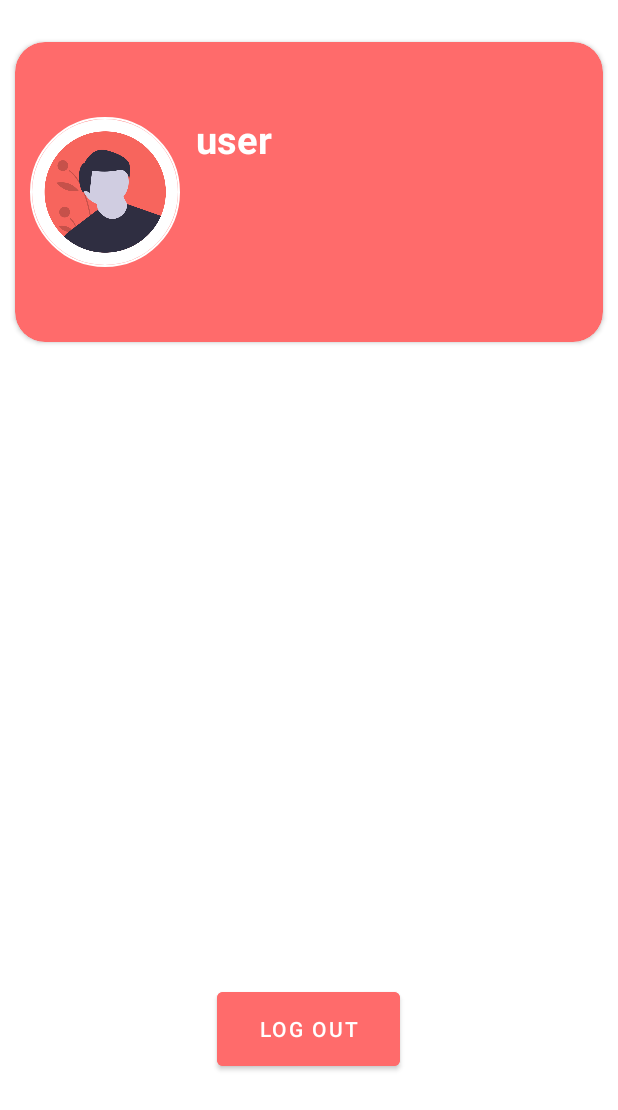
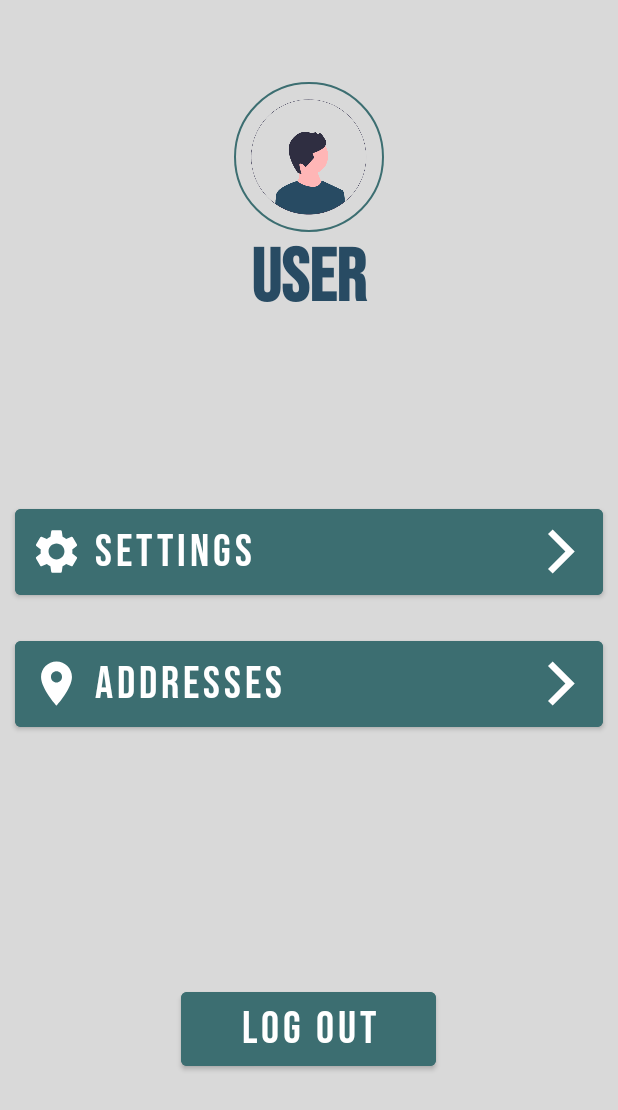
Before and after one commit to Omgandhi18/OnlineDelivery, an Android app: the screen it shows after launch once a user with an empty profile is signed in (HomePage), on a phone screen of 412 x 824 dp. Shown: the top 1110 px of the screen. Run offline under Robolectric (Android 15) with nearby library versions, the phone set to English and light mode, and no system bars; our stand-ins replace CircleImageView, Firebase (no records; nobody signed in at launch, a user with empty details on screens opened directly), Picasso.

Commit message:
UI changes

```diff
--- a/app/src/main/res/drawable-v24/ic_baseline_location_on_24.xml
+++ b/app/src/main/res/drawable-v24/ic_baseline_location_on_24.xml
@@ -1,5 +1,5 @@
-<vector android:height="24dp" android:tint="#FF5E5E"
+<vector android:height="35dp" android:tint="#FF5E5E"
     android:viewportHeight="24" android:viewportWidth="24"
-    android:width="24dp" xmlns:android="http://schemas.android.com/apk/res/android">
+    android:width="35dp" xmlns:android="http://schemas.android.com/apk/res/android">
     <path android:fillColor="@android:color/white" android:pathData="M12,2C8.13,2 5,5.13 5,9c0,5.25 7,13 7,13s7,-7.75 7,-13c0,-3.87 -3.13,-7 -7,-7zM12,11.5c-1.38,0 -2.5,-1.12 -2.5,-2.5s1.12,-2.5 2.5,-2.5 2.5,1.12 2.5,2.5 -1.12,2.5 -2.5,2.5z"/>
 </vector>
--- /dev/null
+++ b/app/src/main/res/drawable/ic_baseline_arrow_forward_ios_24.xml
@@ -0,0 +1,5 @@
+<vector android:height="35dp" android:tint="#FFFFFF"
+    android:viewportHeight="24" android:viewportWidth="24"
+    android:width="35dp" xmlns:android="http://schemas.android.com/apk/res/android">
+    <path android:fillColor="@android:color/white" android:pathData="M5.88,4.12L13.76,12l-7.88,7.88L8,22l10,-10L8,2z"/>
+</vector>
--- /dev/null
+++ b/app/src/main/res/drawable/ic_baseline_settings_24.xml
@@ -0,0 +1,5 @@
+<vector android:height="35dp" android:tint="#FFFFFF"
+    android:viewportHeight="24" android:viewportWidth="24"
+    android:width="35dp" xmlns:android="http://schemas.android.com/apk/res/android">
+    <path android:fillColor="@android:color/white" android:pathData="M19.14,12.94c0.04,-0.3 0.06,-0.61 0.06,-0.94c0,-0.32 -0.02,-0.64 -0.07,-0.94l2.03,-1.58c0.18,-0.14 0.23,-0.41 0.12,-0.61l-1.92,-3.32c-0.12,-0.22 -0.37,-0.29 -0.59,-0.22l-2.39,0.96c-0.5,-0.38 -1.03,-0.7 -1.62,-0.94L14.4,2.81c-0.04,-0.24 -0.24,-0.41 -0.48,-0.41h-3.84c-0.24,0 -0.43,0.17 -0.47,0.41L9.25,5.35C8.66,5.59 8.12,5.92 7.63,6.29L5.24,5.33c-0.22,-0.08 -0.47,0 -0.59,0.22L2.74,8.87C2.62,9.08 2.66,9.34 2.86,9.48l2.03,1.58C4.84,11.36 4.8,11.69 4.8,12s0.02,0.64 0.07,0.94l-2.03,1.58c-0.18,0.14 -0.23,0.41 -0.12,0.61l1.92,3.32c0.12,0.22 0.37,0.29 0.59,0.22l2.39,-0.96c0.5,0.38 1.03,0.7 1.62,0.94l0.36,2.54c0.05,0.24 0.24,0.41 0.48,0.41h3.84c0.24,0 0.44,-0.17 0.47,-0.41l0.36,-2.54c0.59,-0.24 1.13,-0.56 1.62,-0.94l2.39,0.96c0.22,0.08 0.47,0 0.59,-0.22l1.92,-3.32c0.12,-0.22 0.07,-0.47 -0.12,-0.61L19.14,12.94zM12,15.6c-1.98,0 -3.6,-1.62 -3.6,-3.6s1.62,-3.6 3.6,-3.6s3.6,1.62 3.6,3.6S13.98,15.6 12,15.6z"/>
+</vector>
--- a/app/src/main/res/layout/activity_home_page.xml
+++ b/app/src/main/res/layout/activity_home_page.xml
@@ -4,49 +4,45 @@
     xmlns:tools="http://schemas.android.com/tools"
     android:layout_width="match_parent"
     android:layout_height="match_parent"
+    android:background="#d9d9d9"
     tools:context=".HomePage">
 
-    <androidx.cardview.widget.CardView
+
+    <LinearLayout
         android:layout_width="match_parent"
-        android:layout_height="200dp"
-        android:layout_margin="10dp"
-        android:backgroundTint="#ff6b6b"
-        app:cardCornerRadius="20dp"
+        android:layout_height="wrap_content"
+        android:layout_marginTop="16dp"
+        android:orientation="vertical"
+        android:padding="10dp"
         app:layout_constraintBottom_toBottomOf="parent"
         app:layout_constraintEnd_toEndOf="parent"
         app:layout_constraintHorizontal_bias="0.0"
         app:layout_constraintStart_toStartOf="parent"
         app:layout_constraintTop_toTopOf="parent"
-        app:layout_constraintVertical_bias="0.03">
+        app:layout_constraintVertical_bias="0.05">
 
-        <LinearLayout
-            android:layout_width="match_parent"
-            android:layout_height="match_parent"
-            android:padding="10dp">
         <de.hdodenhof.circleimageview.CircleImageView
             android:id="@+id/img"
             android:layout_width="100dp"
-                android:layout_gravity="center_vertical"
+            android:src="@drawable/avatar"
+
             android:layout_height="100dp"
-                app:civ_border_color="@color/white"
+            android:layout_gravity="center"
+            app:civ_border_color="#3c6e71"
             app:civ_border_width="1dp"></de.hdodenhof.circleimageview.CircleImageView>
-            <LinearLayout
-                android:layout_width="match_parent"
-                android:layout_height="125dp"
-                android:layout_gravity="center_vertical"
-                android:padding="10dp"
-                android:orientation="vertical">
 
 
         <TextView
             android:id="@+id/name"
             android:layout_width="250dp"
             android:layout_height="50dp"
-                    android:gravity="start"
             android:layout_gravity="center"
-                    android:textStyle="bold"
-                    android:textColor="@color/white"
-                    android:textSize="25dp"></TextView>
+            android:gravity="center"
+
+            android:textColor="#284b63"
+            android:textSize="50dp"
+            android:fontFamily="@font/bebasneueregular"
+            android:textStyle="bold"></TextView>
 
         <TextView
             android:id="@+id/email"
@@ -54,23 +50,67 @@
             android:layout_height="50dp"
             android:layout_gravity="center"
             android:layout_margin="10dp"
-                    android:textStyle="bold"
-                    android:gravity="start"
+            android:fontFamily="@font/bebasneueregular"
+            android:gravity="center"
+            android:textColor="#284b63"
 
-                    android:textColor="@color/white"
-                    android:textSize="17dp"></TextView>
-            </LinearLayout>
+            android:textSize="20dp"
+            android:textStyle="bold"></TextView>
 
 
     </LinearLayout>
-    </androidx.cardview.widget.CardView>
+
+    <Button
+        android:layout_width="match_parent"
+        android:layout_height="wrap_content"
+        android:layout_margin="10dp"
+        android:backgroundTint="#3c6e71"
+        android:drawableLeft="@drawable/ic_baseline_settings_24"
+        android:text="Settings"
+        android:gravity="start|center"
+        android:padding="10dp"
+        android:textColor="@color/white"
+        android:fontFamily="@font/bebasneueregular"
+        android:textSize="30dp"
+        app:layout_constraintBottom_toBottomOf="parent"
+        app:layout_constraintEnd_toEndOf="parent"
+        app:layout_constraintHorizontal_bias="0.473"
+        app:layout_constraintStart_toStartOf="parent"
+        android:drawableRight="@drawable/ic_baseline_arrow_forward_ios_24"
+
+        app:layout_constraintTop_toTopOf="parent"
+        app:layout_constraintVertical_bias="0.44"></Button>
+
+    <Button
+        android:layout_width="match_parent"
+        android:layout_height="wrap_content"
+        android:layout_margin="10dp"
+        android:backgroundTint="#3c6e71"
+        android:drawableLeft="@drawable/ic_baseline_location_on_24"
+        android:drawableTint="@color/white"
+        android:fontFamily="@font/bebasneueregular"
+        android:gravity="start|center"
+        android:padding="10dp"
+        android:text="Addresses"
+        android:textColor="@color/white"
+        android:textSize="30dp"
+        app:layout_constraintBottom_toBottomOf="parent"
+        app:layout_constraintEnd_toEndOf="parent"
+        app:layout_constraintHorizontal_bias="1.0"
+        app:layout_constraintStart_toStartOf="parent"
+        android:drawableRight="@drawable/ic_baseline_arrow_forward_ios_24"
+
+        app:layout_constraintTop_toTopOf="parent"
+        app:layout_constraintVertical_bias="0.56"></Button>
 
     <Button
         android:id="@+id/logout"
-        android:layout_width="122dp"
+        android:layout_width="170dp"
         android:layout_height="61dp"
-        android:backgroundTint="#ff6b6b"
+        android:backgroundTint="#3c6e71"
         android:text="Log out"
+        android:fontFamily="@font/bebasneueregular"
+        android:textSize="30dp"
         android:textColor="@color/white"
         app:layout_constraintBottom_toBottomOf="parent"
         app:layout_constraintEnd_toEndOf="parent"
--- a/app/src/main/res/values-night/themes.xml
+++ b/app/src/main/res/values-night/themes.xml
@@ -10,7 +10,7 @@
         <item name="colorSecondaryVariant">@color/teal_200</item>
         <item name="colorOnSecondary">@color/black</item>
         <!-- Status bar color. -->
-        <item name="android:statusBarColor" tools:targetApi="l">#ff6b6b</item>
+        <item name="android:statusBarColor" tools:targetApi="l">#d9d9d9</item>
         <!-- Customize your theme here. -->
     </style>
 </resources>
--- a/app/src/main/res/values/themes.xml
+++ b/app/src/main/res/values/themes.xml
@@ -10,7 +10,7 @@
         <item name="colorSecondaryVariant">@color/teal_700</item>
         <item name="colorOnSecondary">@color/black</item>
         <!-- Status bar color. -->
-        <item name="android:statusBarColor" tools:targetApi="l">#ff6b6b</item>
+        <item name="android:statusBarColor" tools:targetApi="l">#d9d9d9</item>
         <!-- Customize your theme here. -->
     </style>
 </resources>
```
Also changed, not shown: app/src/main/res/font/bebas.xml (added, +9 -0 lines), app/src/main/res/layout/activity_main.xml (+19 -6 lines), app/src/main/res/layout/activity_register.xml (+46 -21 lines), app/src/main/res/drawable/avatar.png, app/src/main/res/drawable/delivery.png, app/src/main/res/font/bebasneueregular.ttf (added). Lines whose indentation alone changed are shown as unchanged.
